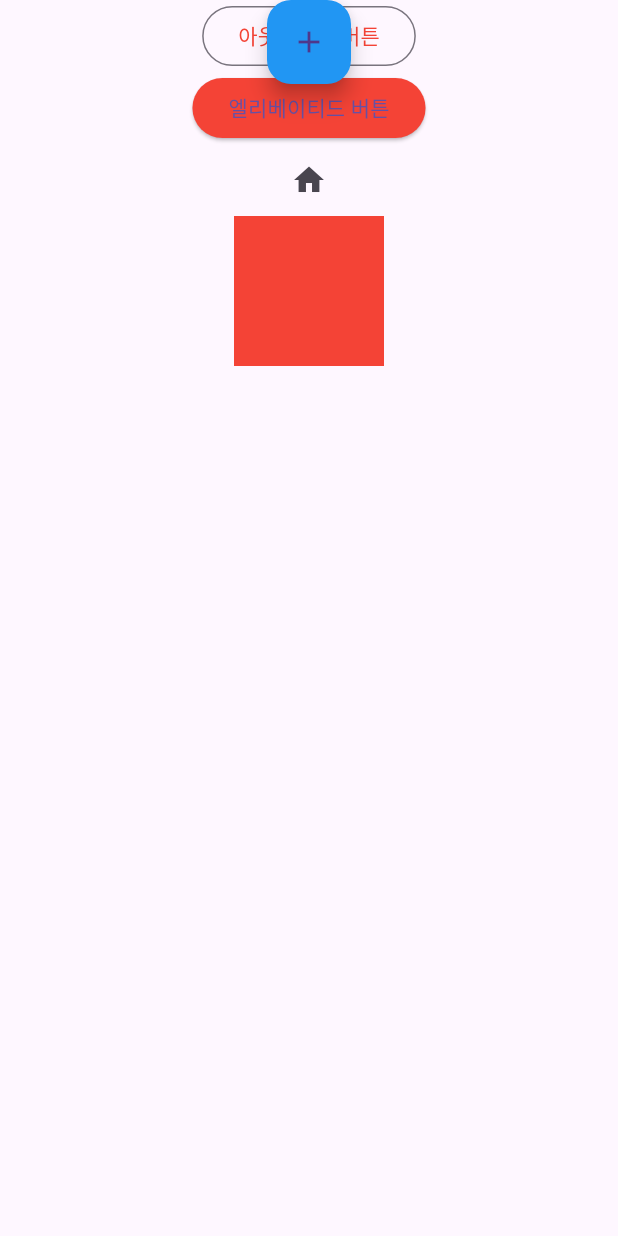
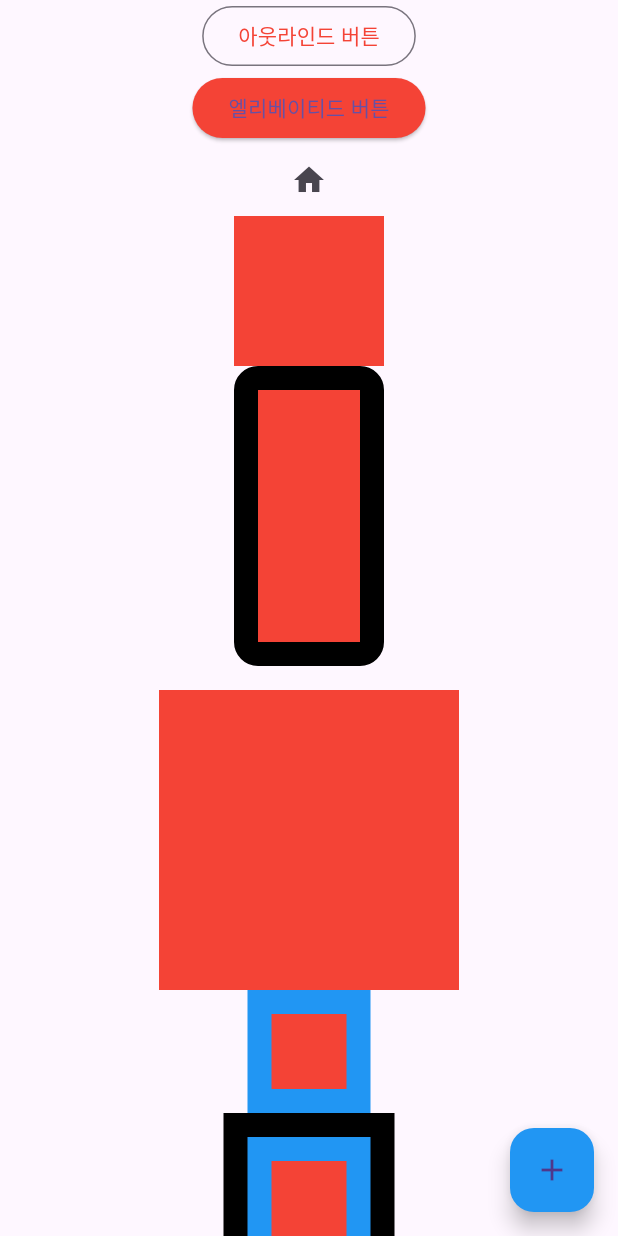
Before and after one commit to Yuu-Yur/Flutter_Test_Busanit501, a Flutter app: the screen it shows after launch, on a phone screen of 412 x 824 dp. Run offline on Flutter 3.47's test engine with Material 3 defaults, Android fonts, the phone set to English and light mode, and no system bars.

Commit message:
2교시, 플러터 위젯 예제 확인2, Column 위젯에 내용이 화면을 넘어갈 경우, ListView 위젯 교체, 각 요소 원래 크기로 변경, Wrap 위젯으로 감싸기, 확인

```diff
--- a/lib/main.dart
+++ b/lib/main.dart
@@ -52,13 +52,15 @@ class MyApp extends StatelessWidget {
           tooltip: '추가', // 툴팁 텍스트 (길게 누를 때 표시)
           elevation: 6.0, // 그림자 깊이
         ),
-        floatingActionButtonLocation: FloatingActionButtonLocation.centerTop,
-        body: Column(
+        // floatingActionButtonLocation: FloatingActionButtonLocation.centerTop,
+        body: ListView(
           children: [
             Builder(
               builder: (context) {
-                return Center(
-                  child: OutlinedButton(
+                return
+                  Wrap(
+                      alignment: WrapAlignment.center,
+                  children: [OutlinedButton(
                     // 클릭 시 실행할 함수
                     onPressed: () =>  _showSnackBar(context),
                     // 버튼 스타일 지정
@@ -67,13 +69,16 @@ class MyApp extends StatelessWidget {
                     ),
                     // 버튼에 넣을 위젯
                     child: Text('아웃라인드 버튼'),
-                  ),
+                  ),]
                 );
               }
             ),
             Builder(
               builder: (context) {
-                return ElevatedButton(
+                return Wrap(
+                  alignment: WrapAlignment.center,
+                  children: [
+                    ElevatedButton(
                     // 클릭 시 실행할 함수
                     onPressed: () =>  _showSnackBar(context),
                 // 버튼 스타일 지정
@@ -82,9 +87,15 @@ class MyApp extends StatelessWidget {
                 ),
                 // 버튼에 넣을 위젯
                 child: Text('엘리베이티드 버튼'),
-                );
+                )
+                  ],
+                ) ;
+
               }
             ),
+            Wrap(
+              alignment: WrapAlignment.center,
+              children: [
                 IconButton(
                     onPressed: () {},
                     icon: Icon(
@@ -92,7 +103,11 @@ class MyApp extends StatelessWidget {
 // 제공되는 아이콘 목록은 다음 링크에서 확인해볼 수 있습니다.
 // https://fonts.google.com/icons
                         Icons.home)),
-            GestureDetector(
+              ],
+            ),
+Wrap(
+  alignment: WrapAlignment.center,
+  children: [GestureDetector(
     // 한 번 탭했을 때 실행할 함수
     // onTap: () {
     //   // 출력 결과는 안드로이드 스튜디오의 [Run] 탭에서 확인 가능합니다.
@@ -123,7 +138,100 @@ class MyApp extends StatelessWidget {
       width: 100.0,
       height: 100.0,
     ),
+  )],
+)
+            ,
+            Wrap(
+              alignment: WrapAlignment.center,
+              children: [
+                Container(
+                  // 스타일 적용
+                  decoration: BoxDecoration(
+                    // 배경색 적용
+                    color: Colors.red,
+                    // 테두리 적용
+                    border: Border.all(
+                      // 테두리 굵기
+                      width: 16.0,
+                      // 테두리 색상
+                      color: Colors.black,
                     ),
+                    // 모서리 둥글게 만들기
+                    borderRadius: BorderRadius.circular(16.0),
+                  ),
+                  // 높이
+                  height: 200.0,
+                  // 너비
+                  width: 100.0,
+                )
+              ],
+            ),
+            SizedBox(height: 16),
+
+            Wrap(
+              alignment: WrapAlignment.center,
+              children: [
+                SizedBox(
+                  // 높이 지정
+                  height: 200.0,
+                  // 너비 지정
+                  width: 200.0,
+                  // SizedBox는 색상이 없으므로 크기를 확인하는
+                  // 용도로 Container 추가
+                  child: Container(
+                    color: Colors.red,
+                  ),
+                )
+              ],
+            )
+
+,
+            Wrap(
+              alignment: WrapAlignment.center,
+              children: [
+                Container(
+                  color: Colors.blue,
+                  child: Padding(
+                    // 상하, 좌우로 모두 16픽셀만큼 패딩 적용
+                    padding: EdgeInsets.all(16.0),
+                    child: Container(
+                      color: Colors.red,
+                      width: 50.0,
+                      height: 50.0,
+                    ),
+                  ),
+                ),
+              ],
+            )
+,
+            Wrap(
+              alignment: WrapAlignment.center,
+              children: [
+                Container(
+                  color: Colors.black, // ③ 최상위 검정 컨테이너 (margin이 적용되는 대상)
+                  child: Container(
+                    color: Colors.blue, // ② 중간 파란 컨테이너
+
+                    // 마진 적용 위치
+                    margin: EdgeInsets.all(16.0),
+
+                    // 패딩 적용
+                    child: Padding(
+                      padding: EdgeInsets.all(16.0),
+
+                      // ① 패딩이 적용된 빨간 컨테이너
+                      child: Container(
+                        color: Colors.red,
+                        width: 50.0,
+                        height: 50.0,
+                      ),
+                    ),
+                  ),
+                )
+              ],
+            )
+
+
           ],
         ),
       ),
```
Lines whose indentation alone changed are shown as unchanged.
